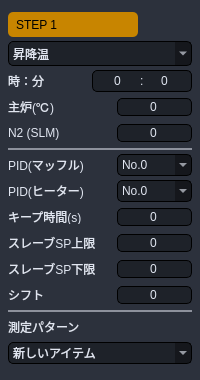
Old version of the form Source code/gui_main/gui/widgets/py_pattern/temp_pattern.ui in the repository coolandy345/MS4371.
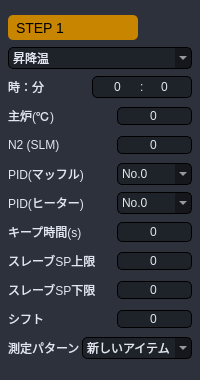
New version of the form.

The edit to the form file:
```diff
--- a/Source code/gui_main/gui/widgets/py_pattern/temp_pattern.ui
+++ b/Source code/gui_main/gui/widgets/py_pattern/temp_pattern.ui
@@ -36,7 +36,7 @@
 color: rgb(225, 230, 241);
 border-radius: 5px;
 border-style: solid;
-font:12px &quot;游ゴシック&quot;;
+font:12px;
 </string>
   </property>
   <layout class="QGridLayout" name="gridLayout_3">
@@ -145,7 +145,7 @@
 }
 
 QLineEdit:enabled {
-	font:12px &quot;游ゴシック&quot;;
+	font:12px;
 	background-color: rgba(0, 0, 0, 80);
 	color: rgb(225, 230, 241);
 	border-width: 1px;
@@ -267,12 +267,12 @@
                <property name="minimumSize">
                 <size>
                  <width>130</width>
-                 <height>20</height>
+                 <height>0</height>
                 </size>
                </property>
                <property name="styleSheet">
                 <string notr="true">QLabel:enabled {
-	font:17px &quot;游ゴシック&quot;;
+	font:14px;
 	color: rgb(0, 0, 0);
 	padding-left:5px;
 	border-radius: 5px;
@@ -349,13 +349,13 @@
             <property name="minimumSize">
              <size>
               <width>0</width>
-              <height>25</height>
+              <height>22</height>
              </size>
             </property>
             <property name="maximumSize">
              <size>
               <width>16777215</width>
-              <height>25</height>
+              <height>22</height>
              </size>
             </property>
             <property name="styleSheet">
@@ -413,6 +413,9 @@
              <enum>QFrame::Raised</enum>
             </property>
             <layout class="QHBoxLayout" name="horizontalLayout_3">
+             <property name="spacing">
+              <number>0</number>
+             </property>
              <property name="leftMargin">
               <number>0</number>
              </property>
@@ -618,6 +621,9 @@
              <enum>QFrame::Raised</enum>
             </property>
             <layout class="QHBoxLayout" name="horizontalLayout_5">
+             <property name="spacing">
+              <number>0</number>
+             </property>
              <property name="leftMargin">
               <number>0</number>
              </property>
@@ -712,6 +718,9 @@
              <enum>QFrame::Raised</enum>
             </property>
             <layout class="QHBoxLayout" name="horizontalLayout_6">
+             <property name="spacing">
+              <number>0</number>
+             </property>
              <property name="leftMargin">
               <number>0</number>
              </property>
@@ -777,39 +786,6 @@
             </layout>
            </widget>
           </item>
-          <item>
-           <widget class="QFrame" name="frame_14">
-            <property name="minimumSize">
-             <size>
-              <width>0</width>
-              <height>2</height>
-             </size>
-            </property>
-            <property name="maximumSize">
-             <size>
-              <width>16777215</width>
-              <height>2</height>
-             </size>
-            </property>
-            <property name="styleSheet">
-             <string notr="true">QFrame{
-	background-color: rgb(141, 145, 156);
-}
-QFrame:hover{
-	border:none;
-}
-QFrame:focus{
-	border:none;
-}</string>
-            </property>
-            <property name="frameShape">
-             <enum>QFrame::StyledPanel</enum>
-            </property>
-            <property name="frameShadow">
-             <enum>QFrame::Raised</enum>
-            </property>
-           </widget>
-          </item>
           <item>
            <widget class="QFrame" name="frame_7">
             <property name="minimumSize">
@@ -839,6 +815,9 @@
              <enum>QFrame::Raised</enum>
             </property>
             <layout class="QHBoxLayout" name="horizontalLayout_7">
+             <property name="spacing">
+              <number>0</number>
+             </property>
              <property name="leftMargin">
               <number>0</number>
              </property>
@@ -894,13 +873,7 @@
                 </size>
                </property>
                <property name="styleSheet">
-                <string notr="true">QFrame{
-	border:none;
-}
-QFrame:hover{
-	border:none;
-}
-</string>
+                <string notr="true"/>
                </property>
                <property name="currentIndex">
                 <number>0</number>
@@ -967,6 +940,9 @@
              <enum>QFrame::Raised</enum>
             </property>
             <layout class="QHBoxLayout" name="horizontalLayout_8">
+             <property name="spacing">
+              <number>0</number>
+             </property>
              <property name="leftMargin">
               <number>0</number>
              </property>
@@ -1022,13 +998,7 @@
                 </size>
                </property>
                <property name="styleSheet">
-                <string notr="true">QFrame{
-	border:none;
-}
-QFrame:hover{
-	border:none;
-}
-</string>
+                <string notr="true"/>
                </property>
                <property name="currentIndex">
                 <number>0</number>
@@ -1095,6 +1065,9 @@
              <enum>QFrame::Raised</enum>
             </property>
             <layout class="QHBoxLayout" name="horizontalLayout_9">
+             <property name="spacing">
+              <number>0</number>
+             </property>
              <property name="leftMargin">
               <number>0</number>
              </property>
@@ -1112,13 +1085,13 @@
                <property name="minimumSize">
                 <size>
                  <width>0</width>
-                 <height>15</height>
+                 <height>0</height>
                 </size>
                </property>
                <property name="maximumSize">
                 <size>
                  <width>16777215</width>
-                 <height>15</height>
+                 <height>16777215</height>
                 </size>
                </property>
                <property name="styleSheet">
@@ -1134,13 +1107,13 @@
                <property name="minimumSize">
                 <size>
                  <width>75</width>
-                 <height>0</height>
+                 <height>20</height>
                 </size>
                </property>
                <property name="maximumSize">
                 <size>
                  <width>75</width>
-                 <height>16777215</height>
+                 <height>20</height>
                 </size>
                </property>
                <property name="styleSheet">
@@ -1189,6 +1162,9 @@
              <enum>QFrame::Raised</enum>
             </property>
             <layout class="QHBoxLayout" name="horizontalLayout_10">
+             <property name="spacing">
+              <number>0</number>
+             </property>
              <property name="leftMargin">
               <number>0</number>
              </property>
@@ -1283,6 +1259,9 @@
              <enum>QFrame::Raised</enum>
             </property>
             <layout class="QHBoxLayout" name="horizontalLayout_11">
+             <property name="spacing">
+              <number>0</number>
+             </property>
              <property name="leftMargin">
               <number>0</number>
              </property>
@@ -1377,6 +1356,9 @@
              <enum>QFrame::Raised</enum>
             </property>
             <layout class="QHBoxLayout" name="horizontalLayout_12">
+             <property name="spacing">
+              <number>0</number>
+             </property>
              <property name="leftMargin">
               <number>0</number>
              </property>
@@ -1443,40 +1425,7 @@
            </widget>
           </item>
           <item>
-           <widget class="QFrame" name="frame_15">
-            <property name="minimumSize">
-             <size>
-              <width>0</width>
-              <height>2</height>
-             </size>
-            </property>
-            <property name="maximumSize">
-             <size>
-              <width>16777215</width>
-              <height>2</height>
-             </size>
-            </property>
-            <property name="styleSheet">
-             <string notr="true">QFrame{
-	background-color: rgb(141, 145, 156);
-}
-QFrame:hover{
-	border:none;
-}
-QFrame:focus{
-	border:none;
-}</string>
-            </property>
-            <property name="frameShape">
-             <enum>QFrame::StyledPanel</enum>
-            </property>
-            <property name="frameShadow">
-             <enum>QFrame::Raised</enum>
-            </property>
-           </widget>
-          </item>
-          <item>
-           <widget class="QFrame" name="frame_13">
+           <widget class="QFrame" name="frame_75">
             <property name="minimumSize">
              <size>
               <width>0</width>
@@ -1503,7 +1452,10 @@
             <property name="frameShadow">
              <enum>QFrame::Raised</enum>
             </property>
-            <layout class="QHBoxLayout" name="horizontalLayout_13">
+            <layout class="QHBoxLayout" name="horizontalLayout_16">
+             <property name="spacing">
+              <number>0</number>
+             </property>
              <property name="leftMargin">
               <number>0</number>
              </property>
@@ -1521,13 +1473,13 @@
                <property name="minimumSize">
                 <size>
                  <width>0</width>
-                 <height>0</height>
+                 <height>15</height>
                 </size>
                </property>
                <property name="maximumSize">
                 <size>
                  <width>16777215</width>
-                 <height>16777215</height>
+                 <height>15</height>
                 </size>
                </property>
                <property name="styleSheet">
@@ -1538,50 +1490,6 @@
                </property>
               </widget>
              </item>
-            </layout>
-           </widget>
-          </item>
-          <item>
-           <widget class="QFrame" name="frame_16">
-            <property name="minimumSize">
-             <size>
-              <width>0</width>
-              <height>22</height>
-             </size>
-            </property>
-            <property name="maximumSize">
-             <size>
-              <width>16777215</width>
-              <height>22</height>
-             </size>
-            </property>
-            <property name="styleSheet">
-             <string notr="true">QFrame:hover{
-	border:none;
-}
-QFrame:focus{
-	border:none;
-}</string>
-            </property>
-            <property name="frameShape">
-             <enum>QFrame::StyledPanel</enum>
-            </property>
-            <property name="frameShadow">
-             <enum>QFrame::Raised</enum>
-            </property>
-            <layout class="QHBoxLayout" name="horizontalLayout_14">
-             <property name="leftMargin">
-              <number>0</number>
-             </property>
-             <property name="topMargin">
-              <number>0</number>
-             </property>
-             <property name="rightMargin">
-              <number>0</number>
-             </property>
-             <property name="bottomMargin">
-              <number>0</number>
-             </property>
              <item>
               <widget class="QComboBox" name="TestPattern_comboBox">
                <property name="sizePolicy">
@@ -1592,23 +1500,18 @@
                </property>
                <property name="minimumSize">
                 <size>
-                 <width>0</width>
+                 <width>110</width>
                  <height>0</height>
                 </size>
                </property>
                <property name="maximumSize">
                 <size>
-                 <width>16777215</width>
+                 <width>110</width>
                  <height>16777215</height>
                 </size>
                </property>
                <property name="styleSheet">
-                <string notr="true">QFrame{
-	border:none;
-}
-QFrame:hover{
-	border:none;
-}
+                <string notr="true">
 
 </string>
                </property>
```
Left out of the diff: 12 changed lines with no effect on the pictures.
